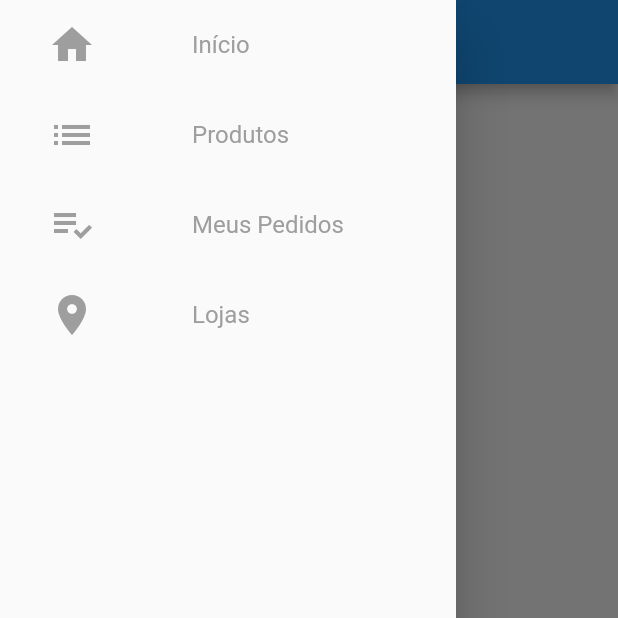
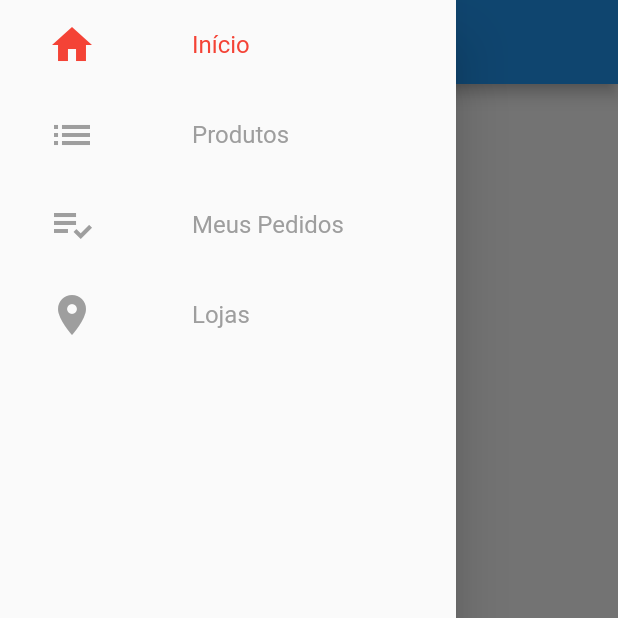
Before and after one commit to Luiz-fss/loja_virtual_completa, a Flutter app: the screen it shows after launch, with the side drawer open, on a phone screen of 412 x 824 dp, the top half of it. Run offline on Flutter 3.47's test engine with Material 2 defaults, Android fonts, the light colour scheme and no system bars; our stand-ins replace cloud_firestore, firebase_auth, firebase_core; accounts and stored records are empty.

Commit message:
Criação do provider para gerenciar as paginas do menu drawer

```diff
--- a/lib/componentes-gerais/item-drawer.dart
+++ b/lib/componentes-gerais/item-drawer.dart
@@ -1,4 +1,6 @@
 import 'package:flutter/material.dart';
+import 'package:loja_virtual_completa/models/gerenciador-paginas.dart';
+import 'package:provider/provider.dart';
 
 class ItemDrawer extends StatelessWidget {
   const ItemDrawer({required this.iconData, required this.titulo, required this.pagina});
@@ -8,8 +10,12 @@ class ItemDrawer extends StatelessWidget {
 
   @override
   Widget build(BuildContext context) {
+    final int paginaAtual = context.watch<GerenciadorPaginas>().paginaAtual;
+
     return InkWell(
-      onTap: (){},
+      onTap: (){
+        context.read<GerenciadorPaginas>().setPage(pagina);
+      },
       child: SizedBox(
         height: 60,
         child: Row(
@@ -19,15 +25,15 @@ class ItemDrawer extends StatelessWidget {
               child: Icon(
                 iconData,
                 size: 32,
-                color: Colors.grey,
+                color: _retornarCorItemSelecionado(paginaAtual),
               ),
             ),
             SizedBox(width: 32,),
             Text(
               titulo,
-              style: const TextStyle(
+              style:  TextStyle(
                 fontSize: 16,
-                color: Colors.grey
+                color: _retornarCorItemSelecionado(paginaAtual)
               ),
             )
           ],
@@ -35,4 +41,12 @@ class ItemDrawer extends StatelessWidget {
       ),
     );
   }
+
+  Color _retornarCorItemSelecionado(int paginaAtual){
+    if(paginaAtual == pagina){
+      return Colors.red;
+    }else{
+      return Colors.grey;
+    }
+  }
 }
--- /dev/null
+++ b/lib/models/gerenciador-paginas.dart
@@ -0,0 +1,15 @@
+import 'package:flutter/material.dart';
+
+class GerenciadorPaginas {
+  GerenciadorPaginas(this._pageController);
+  final PageController _pageController;
+  int paginaAtual =0;
+
+  void setPage (int pagina){
+    if(paginaAtual != pagina){
+      paginaAtual = pagina;
+      _pageController.jumpToPage(pagina);
+    }
+
+  }
+}
--- a/lib/telas/tela-base.dart
+++ b/lib/telas/tela-base.dart
@@ -1,5 +1,7 @@
 import 'package:flutter/material.dart';
 import 'package:loja_virtual_completa/componentes-gerais/drawer-customizado.dart';
+import 'package:loja_virtual_completa/models/gerenciador-paginas.dart';
+import 'package:provider/provider.dart';
 
 class TelaBase extends StatelessWidget {
    TelaBase({Key? key}) : super(key: key);
@@ -8,7 +10,9 @@ class TelaBase extends StatelessWidget {
 
   @override
   Widget build(BuildContext context) {
-    return  PageView(
+    return  Provider(
+      create: (_)=> GerenciadorPaginas(_pageController),
+      child: PageView(
           physics: const NeverScrollableScrollPhysics(),
           controller: _pageController,
           children: [
@@ -17,8 +21,27 @@ class TelaBase extends StatelessWidget {
               appBar: AppBar(
                 title: Text("Home"),
               ),
-          )
+            ),
+            Scaffold(
+              drawer: DrawerCustomizado(),
+              appBar: AppBar(
+                title: Text("Home2"),
+              ),
+            ),
+            Scaffold(
+              drawer: DrawerCustomizado(),
+              appBar: AppBar(
+                title: Text("Home3"),
+              ),
+            ),
+            Scaffold(
+              drawer: DrawerCustomizado(),
+              appBar: AppBar(
+                title: Text("Home4"),
+              ),
+            ),
           ],
+      ),
     );
   }
 }
--- a/pubspec.yaml
+++ b/pubspec.yaml
@@ -39,6 +39,7 @@ dependencies:
   firebase_core: ^2.7.0
   cloud_firestore: ^4.4.3
   firebase_auth: ^4.2.9
+  provider: ^6.0.5
 
 dev_dependencies:
   flutter_test:
```
Also changed, not shown: pubspec.lock. Lines whose indentation alone changed are shown as unchanged.
